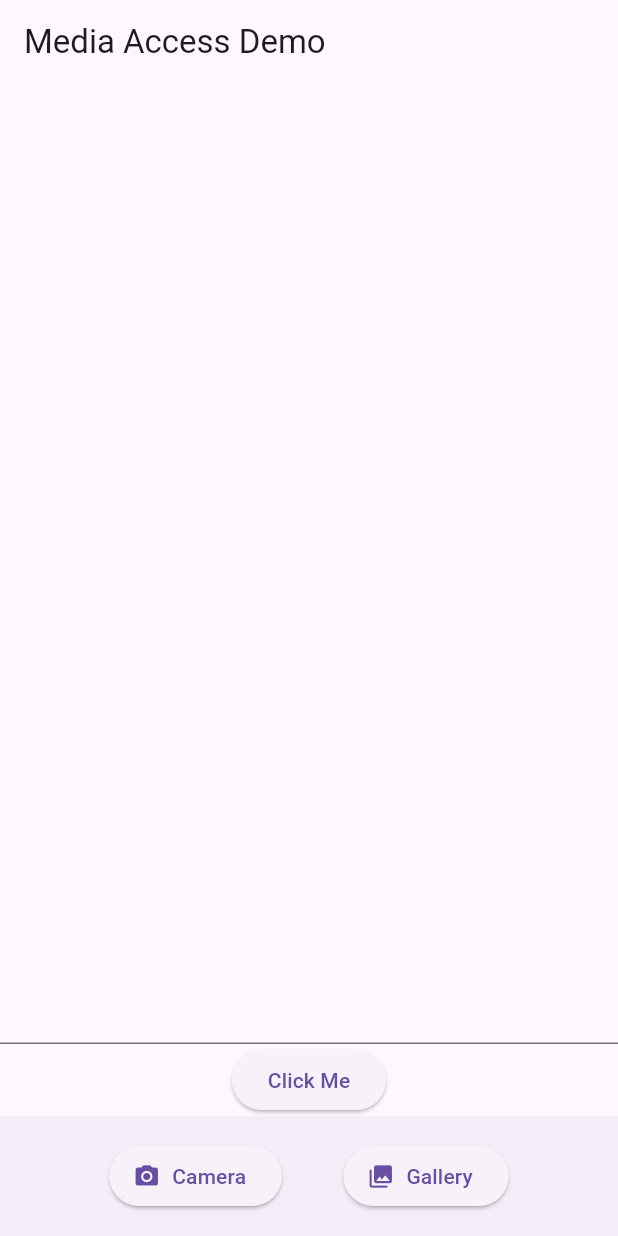
After one commit to Udbhav2105/homelyHolmes, a Flutter app: the screen it shows after launch, after a tap on "Camera", on a phone screen of 412 x 824 dp. The commit adds this screen. Run offline on Flutter 3.47's test engine with Material 3 defaults, Android fonts, the phone set to English and light mode, and no system bars; our stand-ins replace image_picker, permission_handler.

Commit message:
media access organizec

```diff
--- /dev/null
+++ b/lib/components/image_grid.dart
@@ -0,0 +1,27 @@
+import 'package:flutter/material.dart';
+import 'dart:io';
+
+class ImageGrid extends StatelessWidget {
+  final List<File> images;
+
+  const ImageGrid({Key? key, required this.images}) : super(key: key);
+
+  @override
+  Widget build(BuildContext context) {
+    return GridView.builder(
+      padding: const EdgeInsets.all(8),
+      gridDelegate: const SliverGridDelegateWithFixedCrossAxisCount(
+        crossAxisCount: 3,
+        crossAxisSpacing: 8,
+        mainAxisSpacing: 8,
+      ),
+      itemCount: images.length,
+      itemBuilder: (context, index) {
+        return Image.file(
+          images[index],
+          fit: BoxFit.cover,
+        );
+      },
+    );
+  }
+}
--- /dev/null
+++ b/lib/components/input_field.dart
@@ -0,0 +1,18 @@
+import 'package:flutter/material.dart';
+
+class InputField extends StatelessWidget {
+  final String inputText;
+  final TextEditingController controller;
+
+  const InputField({super.key, required this.inputText, required this.controller});
+
+  @override
+  Widget build(BuildContext context) {
+    return TextField(
+      controller: controller,
+      style: const TextStyle(
+        color: Colors.black54,
+      ),
+    );
+  }
+}
--- /dev/null
+++ b/lib/components/media_bottom_bar.dart
@@ -0,0 +1,32 @@
+import 'package:flutter/material.dart';
+import 'package:image_picker/image_picker.dart';
+
+class MediaBottomBar extends StatelessWidget {
+  final Function(ImageSource) onPickImage;
+
+  const MediaBottomBar({Key? key, required this.onPickImage}) : super(key: key);
+
+  @override
+  Widget build(BuildContext context) {
+    return BottomAppBar(
+      child: Padding(
+        padding: const EdgeInsets.symmetric(horizontal: 16.0),
+        child: Row(
+          mainAxisAlignment: MainAxisAlignment.spaceEvenly,
+          children: [
+            ElevatedButton.icon(
+              onPressed: () => onPickImage(ImageSource.camera),
+              icon: const Icon(Icons.camera_alt),
+              label: const Text('Camera'),
+            ),
+            ElevatedButton.icon(
+              onPressed: () => onPickImage(ImageSource.gallery),
+              icon: const Icon(Icons.photo_library),
+              label: const Text('Gallery'),
+            ),
+          ],
+        ),
+      ),
+    );
+  }
+}
--- /dev/null
+++ b/lib/screens/screens.dart
@@ -0,0 +1,63 @@
+import 'package:flutter/material.dart';
+import 'package:homely_holmes/components/input_field.dart';
+import 'package:homely_holmes/components/media_bottom_bar.dart';
+import 'package:homely_holmes/services/media_service.dart';
+import 'package:homely_holmes/components/image_grid.dart';
+import 'package:homely_holmes/services/permission_services.dart';
+import 'package:image_picker/image_picker.dart';
+import 'dart:io';
+
+class MediaAccessPage extends StatefulWidget {
+  const MediaAccessPage({Key? key}) : super(key: key);
+
+  @override
+  _MediaAccessPageState createState() => _MediaAccessPageState();
+}
+
+class _MediaAccessPageState extends State<MediaAccessPage> {
+  final TextEditingController inp = TextEditingController();
+  final List<File> _images = [];
+  final MediaService _mediaService = MediaService();
+  final PermissionService _permissionService = PermissionService();
+
+  @override
+  void initState() {
+    super.initState();
+    _permissionService.requestPermissions(context);
+  }
+
+  Future<void> _pickImage(ImageSource source) async {
+    try {
+      final File? image = await _mediaService.pickImage(source);
+      if (image != null) {
+        setState(() {
+          _images.add(image);
+        });
+      }
+    } catch (e) {
+      print('Error picking image: $e');
+    }
+  }
+
+  @override
+  Widget build(BuildContext context) {
+    return Scaffold(
+      appBar: AppBar(
+        title: const Text('Media Access Demo'),
+      ),
+      // body: ImageGrid(images: _images),
+      body: Column(
+        children: [
+          Expanded(
+            child: ImageGrid(images: _images),
+          ),
+          InputField(inputText:"enter your desiered theme", controller: inp ),
+          ElevatedButton(onPressed: () {}, child: const Text("Click Me")),
+        ],
+      ),
+      bottomNavigationBar: MediaBottomBar(onPickImage: _pickImage),
+    );
+  }
+}
+
+// lib/services/permission_service.dart
--- /dev/null
+++ b/lib/services/media_service.dart
@@ -0,0 +1,18 @@
+import 'package:image_picker/image_picker.dart';
+import 'dart:io';
+
+class MediaService {
+  final ImagePicker _picker = ImagePicker();
+
+  Future<File?> pickImage(ImageSource source) async {
+    try {
+      final XFile? pickedFile = await _picker.pickImage(source: source);
+      if (pickedFile != null) {
+        return File(pickedFile.path);
+      }
+    } catch (e) {
+      print('Error picking image: $e');
+    }
+    return null;
+  }
+}
--- /dev/null
+++ b/lib/services/permission_services.dart
@@ -0,0 +1,42 @@
+import 'package:flutter/material.dart';
+import 'package:permission_handler/permission_handler.dart';
+
+class PermissionService {
+  Future<void> requestPermissions(BuildContext context) async {
+    Map<Permission, PermissionStatus> statuses = await [
+      Permission.camera,
+      Permission.storage,
+      Permission.photos,
+    ].request();
+
+    statuses.forEach((permission, status) {
+      if (!status.isGranted) {
+        _showPermissionDeniedDialog(context, permission);
+      }
+    });
+  }
+
+  void _showPermissionDeniedDialog(BuildContext context, Permission permission) {
+    showDialog(
+      context: context,
+      builder: (BuildContext context) => AlertDialog(
+        title: const Text('Permission Required'),
+        content: Text(
+            'Please grant ${permission.toString()} permission to use this feature'),
+        actions: [
+          TextButton(
+            child: const Text('Cancel'),
+            onPressed: () => Navigator.pop(context),
+          ),
+          TextButton(
+            child: const Text('Open Settings'),
+            onPressed: () {
+              openAppSettings();
+              Navigator.pop(context);
+            },
+          ),
+        ],
+      ),
+    );
+  }
+}
--- /dev/null
+++ b/lib/services/storage_permission.dart
@@ -0,0 +1,32 @@
+import 'package:flutter/material.dart';
+import 'package:image_picker/image_picker.dart';
+
+class MediaBottomBar extends StatelessWidget {
+  final Function(ImageSource) onPickImage;
+
+  const MediaBottomBar({Key? key, required this.onPickImage}) : super(key: key);
+
+  @override
+  Widget build(BuildContext context) {
+    return BottomAppBar(
+      child: Padding(
+        padding: const EdgeInsets.symmetric(horizontal: 16.0),
+        child: Row(
+          mainAxisAlignment: MainAxisAlignment.spaceEvenly,
+          children: [
+            ElevatedButton.icon(
+              onPressed: () => onPickImage(ImageSource.camera),
+              icon: const Icon(Icons.camera_alt),
+              label: const Text('Camera'),
+            ),
+            ElevatedButton.icon(
+              onPressed: () => onPickImage(ImageSource.gallery),
+              icon: const Icon(Icons.photo_library),
+              label: const Text('Gallery'),
+            ),
+          ],
+        ),
+      ),
+    );
+  }
+}
```
Also changed, not shown: lib/main.dart (+2 -125 lines).
